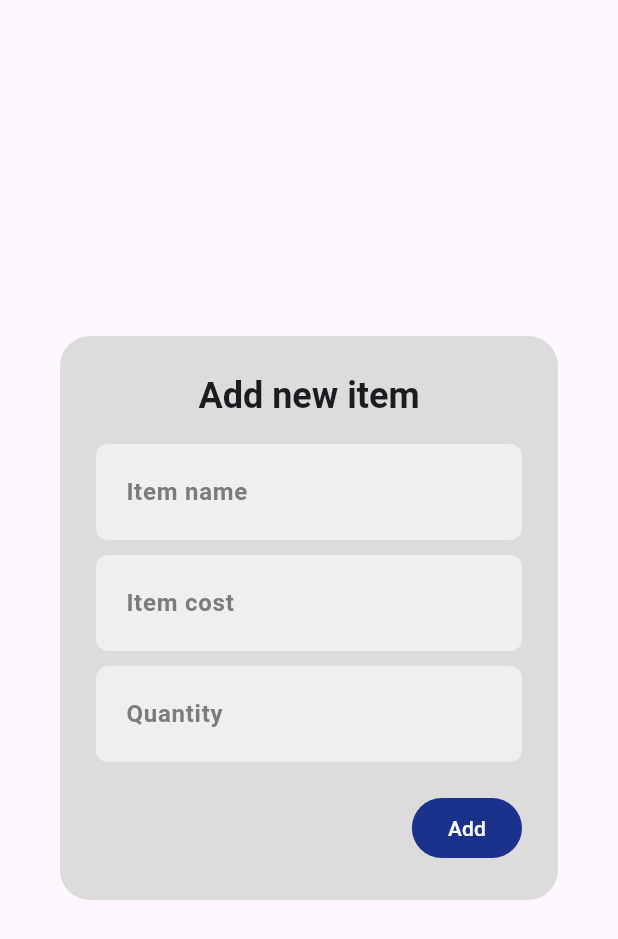
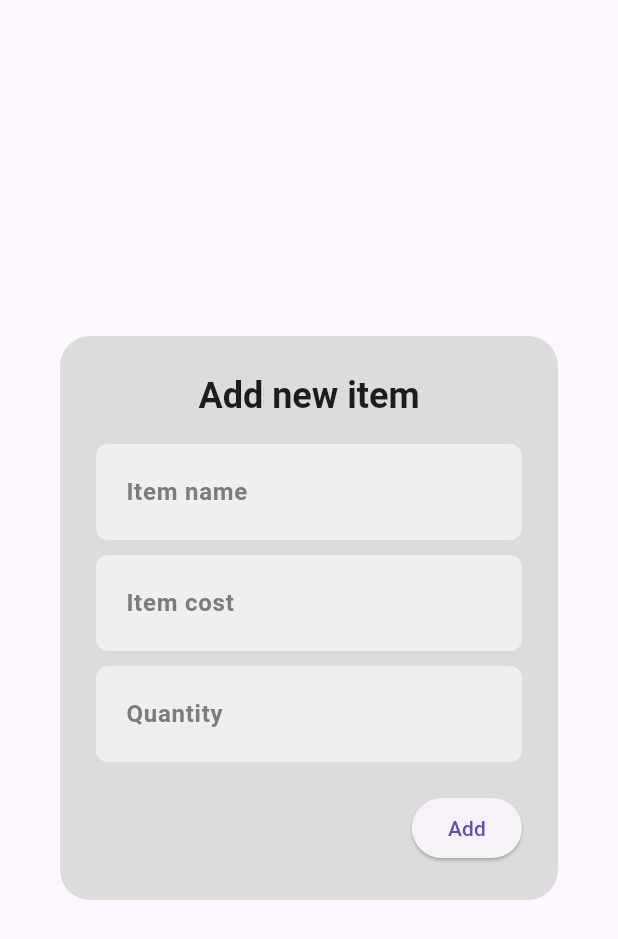
Before and after one commit to sacrilegioushero220/Quick-Bill-App, a Flutter app: the AddNewItemDialog widget shown alone on an empty page, opened directly, on a phone screen of 412 x 824 dp. Shown: the top 939 px of the screen. Run offline on Flutter 3.47's test engine with Material 3 defaults, Android fonts, the phone set to English and light mode, and no system bars; our stand-ins replace flutter_bloc, flutter_svg, google_fonts; missing offline and left inert: syncfusion_flutter_signaturepad; accounts and stored records are empty.

```diff
--- a/lib/model/customer_model.dart
+++ b/lib/model/customer_model.dart
@@ -9,4 +9,8 @@ class Customer {
     required this.phone,
     required this.email,
   });
+  @override
+  String toString() {
+    return 'Customer(name: $name, address: $address, phone: $phone, email: $email)';
+  }
 }
--- a/lib/widgets/add_new_item_dialog.dart
+++ b/lib/widgets/add_new_item_dialog.dart
@@ -1,12 +1,17 @@
 import 'package:flutter/material.dart';
 import 'package:quick_bill/widgets/custom_widgets.dart';
 
+import '../model/models.dart';
+
 class AddNewItemDialog extends StatelessWidget {
-  const AddNewItemDialog({super.key});
+  AddNewItemDialog({super.key});
+
+  final TextEditingController nameController = TextEditingController();
+  final TextEditingController priceController = TextEditingController();
+  final TextEditingController qtyController = TextEditingController();
 
   @override
   Widget build(BuildContext context) {
-    final controller = TextEditingController();
     return AlertDialog(
       shape: RoundedRectangleBorder(
         borderRadius: BorderRadius.circular(20.0),
@@ -25,37 +30,55 @@ class AddNewItemDialog extends StatelessWidget {
           mainAxisSize: MainAxisSize.min,
           children: [
             CustomTextField(
-              controller: controller,
+              controller: nameController,
               hintText: 'Item name',
             ),
             const SizedBox(height: 10.0),
             CustomTextField(
-              controller: controller,
+              controller: priceController,
               hintText: 'Item cost',
+              keyboardType: TextInputType.number,
             ),
             const SizedBox(height: 10.0),
             CustomTextField(
-              controller: controller,
+              controller: qtyController,
               hintText: "Quantity",
+              keyboardType: TextInputType.number,
             ),
             const SizedBox(height: 20.0),
-            const Align(
-                alignment: Alignment.bottomRight,
-                child: CustomFilledButton(title: "Add")),
+            Align(
+              alignment: Alignment.bottomRight,
+              child: ElevatedButton(
+                onPressed: () {
+                  if (nameController.text.isNotEmpty &&
+                      priceController.text.isNotEmpty &&
+                      qtyController.text.isNotEmpty) {
+                    final newItem = Item(
+                      name: nameController.text,
+                      qty: int.parse(qtyController.text),
+                      price: double.parse(priceController.text),
+                    );
+                    Navigator.of(context).pop(newItem);
+                  } else {
+                    // Show an error message or handle invalid input
+                  }
+                },
+                child: const Text("Add"),
+              ),
+            ),
           ],
         ),
       ),
-      backgroundColor: const Color.fromARGB(
-          255, 221, 220, 220), // Background color of the dialog
+      backgroundColor: const Color.fromARGB(255, 221, 220, 220),
     );
   }
 }
 
-void showAddNewItemDialog(BuildContext context) {
-  showDialog(
+Future<Item?> showAddNewItemDialog(BuildContext context) {
+  return showDialog<Item?>(
     context: context,
     builder: (BuildContext context) {
-      return const AddNewItemDialog();
+      return AddNewItemDialog();
     },
   );
 }
--- a/lib/widgets/custom_text_field.dart
+++ b/lib/widgets/custom_text_field.dart
@@ -4,15 +4,18 @@ class CustomTextField extends StatelessWidget {
   final String hintText;
   final bool isBigField;
   final TextEditingController controller;
+  final TextInputType? keyboardType;
   const CustomTextField(
       {super.key,
       required this.hintText,
       this.isBigField = false,
+      this.keyboardType,
       required this.controller});
 
   @override
   Widget build(BuildContext context) {
     return TextField(
+      keyboardType: keyboardType,
       controller: controller,
       maxLines: isBigField ? 4 : 1,
       decoration: InputDecoration(
```
Also changed, not shown: lib/Screens/add_item_screen.dart (+71 -6 lines), lib/Screens/new_invoice_screen.dart (+15 -4 lines), lib/Screens/new_payer_screen.dart (+23 -6 lines), lib/controllers/customer_controllers.dart (+0 -15 lines), lib/cubits/invoice_cubit/invoice_cubit.dart (+30 -3 lines).
